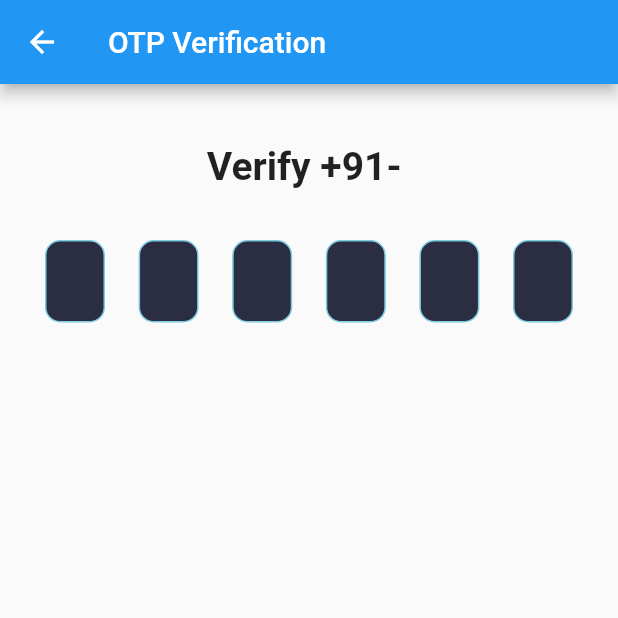
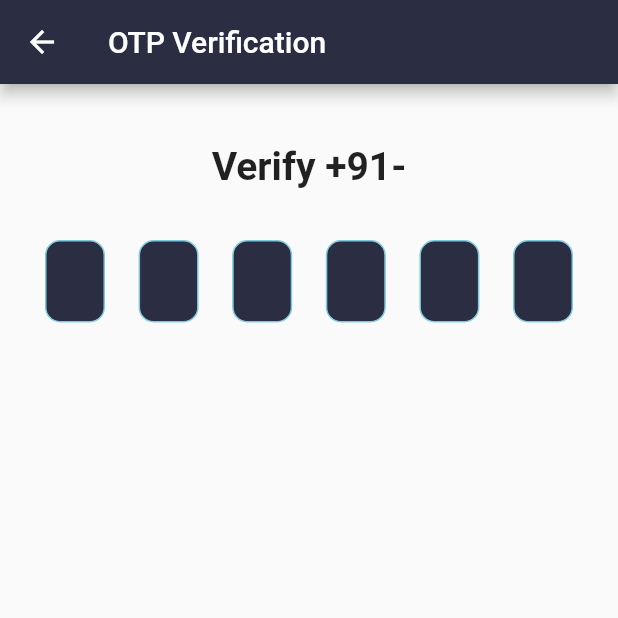
Before and after one commit to srivastavachinmay/phone_auth, a Flutter app: the screen it shows after launch, after a tap on "Next", on a phone screen of 412 x 824 dp, the top half of it. Run offline on Flutter 3.47's test engine with Material 2 defaults, Android fonts, the phone set to English and light mode, and no system bars; our stand-ins replace firebase_auth, firebase_core, pinput; accounts and stored records are empty; network calls fail.

```diff
--- a/lib/screens/loginScreen.dart
+++ b/lib/screens/loginScreen.dart
@@ -1,6 +1,5 @@
 import 'package:flutter/material.dart';
-import 'package:flutter/services.dart';
-import 'package:phone_auth/screens/otp.dart';
+import 'otp.dart';
 
 class LoginScreen extends StatefulWidget {
   @override
@@ -9,23 +8,23 @@ class LoginScreen extends StatefulWidget {
 
 class _LoginScreenState extends State<LoginScreen> {
   TextEditingController _controller = TextEditingController();
-
   @override
   Widget build(BuildContext context) {
     return Scaffold(
+      backgroundColor: Colors.white,
       appBar: AppBar(
-        title: Text("Login Screen"),
+        backgroundColor: const Color.fromRGBO(43, 46, 66, 1),
+        title: Text('Phone Auth'),
       ),
       body: Column(
         mainAxisAlignment: MainAxisAlignment.spaceBetween,
         children: [
-          Column(
-            children: [
+          Column(children: [
             Container(
-                margin: EdgeInsets.only(top: 50),
+              margin: EdgeInsets.only(top: 60),
               child: Center(
                 child: Text(
-                    "Login Authentication",
+                  'Phone Authentication',
                   style: TextStyle(fontWeight: FontWeight.bold, fontSize: 28),
                 ),
               ),
@@ -34,7 +33,7 @@ class _LoginScreenState extends State<LoginScreen> {
               margin: EdgeInsets.only(top: 40, right: 10, left: 10),
               child: TextField(
                 decoration: InputDecoration(
-                    hintText: "Phone Number",
+                  hintText: 'Phone Number',
                   prefix: Padding(
                     padding: EdgeInsets.all(4),
                     child: Text('+91'),
@@ -44,20 +43,19 @@ class _LoginScreenState extends State<LoginScreen> {
                 keyboardType: TextInputType.number,
                 controller: _controller,
               ),
-              ),
-            ],
-          ),
+            )
+          ]),
           Container(
             margin: EdgeInsets.all(10),
             width: double.infinity,
             child: FlatButton(
-              color: Colors.blue,
+              color: const Color.fromRGBO(43, 46, 66, 1),
               onPressed: () {
                 Navigator.of(context).push(MaterialPageRoute(
                     builder: (context) => OTPScreen(_controller.text)));
               },
               child: Text(
-                "Next",
+                'Next',
                 style: TextStyle(color: Colors.white),
               ),
             ),
--- a/lib/screens/otp.dart
+++ b/lib/screens/otp.dart
@@ -1,23 +1,20 @@
+import 'package:firebase_auth/firebase_auth.dart';
 import 'package:flutter/material.dart';
+import '../widgets/bottomNavBarScreen.dart';
 import 'package:pinput/pin_put/pin_put.dart';
-import 'package:firebase_auth/firebase_auth.dart';
-
-import 'home.dart';
 
 class OTPScreen extends StatefulWidget {
   final String phone;
-
   OTPScreen(this.phone);
-
   @override
   _OTPScreenState createState() => _OTPScreenState();
 }
 
 class _OTPScreenState extends State<OTPScreen> {
+  final GlobalKey<ScaffoldState> _scaffoldkey = GlobalKey<ScaffoldState>();
   String _verificationCode;
-  final _pinPutController = TextEditingController();
-  final _pinPutFocusNode = FocusNode();
-  final GlobalKey<ScaffoldState> _scaffoldKey=GlobalKey<ScaffoldState>();
+  final TextEditingController _pinPutController = TextEditingController();
+  final FocusNode _pinPutFocusNode = FocusNode();
   final BoxDecoration pinPutDecoration = BoxDecoration(
     color: const Color.fromRGBO(43, 46, 66, 1),
     borderRadius: BorderRadius.circular(10.0),
@@ -25,19 +22,12 @@ class _OTPScreenState extends State<OTPScreen> {
       color: const Color.fromRGBO(126, 203, 224, 1),
     ),
   );
-
-  @override
-  void initState() {
-    // TODO: implement initState
-    super.initState();
-    _verifyPhone();
-  }
-
   @override
   Widget build(BuildContext context) {
     return Scaffold(
-      key: _scaffoldKey,
+      key: _scaffoldkey,
       appBar: AppBar(
+        backgroundColor: const Color.fromRGBO(43, 46, 66, 1),
         title: Text('OTP Verification'),
       ),
       body: Column(
@@ -45,39 +35,44 @@ class _OTPScreenState extends State<OTPScreen> {
           Container(
             margin: EdgeInsets.only(top: 40),
             child: Center(
-              child: Text('Verify +91- ${widget.phone}',
-                  style: TextStyle(fontWeight: FontWeight.bold, fontSize: 26)),
+              child: Text(
+                'Verify +91-${widget.phone}',
+                style: TextStyle(fontWeight: FontWeight.bold, fontSize: 26),
+              ),
             ),
           ),
           Padding(
             padding: const EdgeInsets.all(30.0),
             child: PinPut(
               fieldsCount: 6,
-              withCursor: true,
               textStyle: const TextStyle(fontSize: 25.0, color: Colors.white),
               eachFieldWidth: 40.0,
               eachFieldHeight: 55.0,
-              onSubmit: (String pin) async {
+              focusNode: _pinPutFocusNode,
+              controller: _pinPutController,
+              submittedFieldDecoration: pinPutDecoration,
+              selectedFieldDecoration: pinPutDecoration,
+              followingFieldDecoration: pinPutDecoration,
+              pinAnimationType: PinAnimationType.fade,
+              onSubmit: (pin) async {
                 try {
                   await FirebaseAuth.instance
                       .signInWithCredential(PhoneAuthProvider.credential(
                       verificationId: _verificationCode, smsCode: pin))
                       .then((value) async {
                     if (value.user != null) {
-                      print("Pass to home");
+                      Navigator.pushAndRemoveUntil(
+                          context,
+                          MaterialPageRoute(builder: (context) => BottomNavBarScreen()),
+                              (route) => false);
                     }
                   });
-                } on Exception catch (e) {
+                } catch (e) {
                   FocusScope.of(context).unfocus();
-                  _scaffoldKey.currentState.showSnackBar(SnackBar(content: Text("Invalid OTP")));
+                  _scaffoldkey.currentState
+                      .showSnackBar(SnackBar(content: Text('invalid OTP')));
                 }
               },
-              focusNode: _pinPutFocusNode,
-              controller: _pinPutController,
-              submittedFieldDecoration: pinPutDecoration,
-              selectedFieldDecoration: pinPutDecoration,
-              followingFieldDecoration: pinPutDecoration,
-              pinAnimationType: PinAnimationType.fade,
             ),
           )
         ],
@@ -95,7 +90,7 @@ class _OTPScreenState extends State<OTPScreen> {
             if (value.user != null) {
               Navigator.pushAndRemoveUntil(
                   context,
-                  MaterialPageRoute(builder: (context) => Home()),
+                  MaterialPageRoute(builder: (context) => BottomNavBarScreen()),
                       (route) => false);
             }
           });
@@ -115,4 +110,11 @@ class _OTPScreenState extends State<OTPScreen> {
         },
         timeout: Duration(seconds: 120));
   }
+
+  @override
+  void initState() {
+    // TODO: implement initState
+    super.initState();
+    _verifyPhone();
   }
+}
--- a/pubspec.yaml
+++ b/pubspec.yaml
@@ -35,6 +35,7 @@ dev_dependencies:
   firebase_auth: ^0.20.1
   firebase_core: ^0.7.0
   pinput: ^1.0.0
+  bottom_navy_bar: ^5.6.0
   integration_test:
     sdk: flutter
 
```
Also changed, not shown: lib/screens/SettingsScreen.dart (added, +19 -0 lines), lib/screens/home.dart (deleted, +0 -42 lines), lib/screens/homeScreen.dart (added, +17 -0 lines), lib/widgets/bottomNavBarScreen.dart (added, +93 -0 lines), pubspec.lock, 1 other file. Lines whose indentation alone changed are shown as unchanged.
